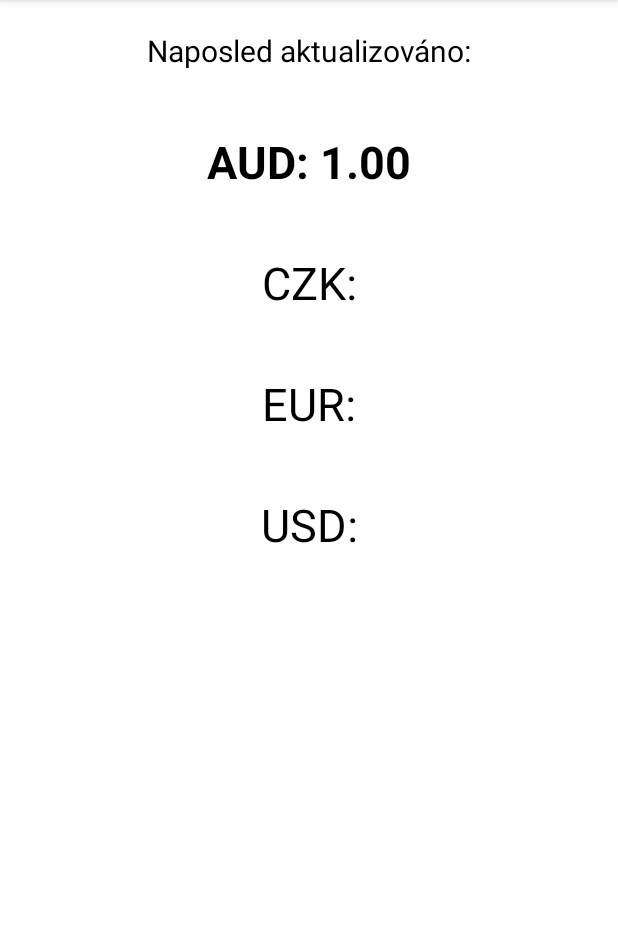
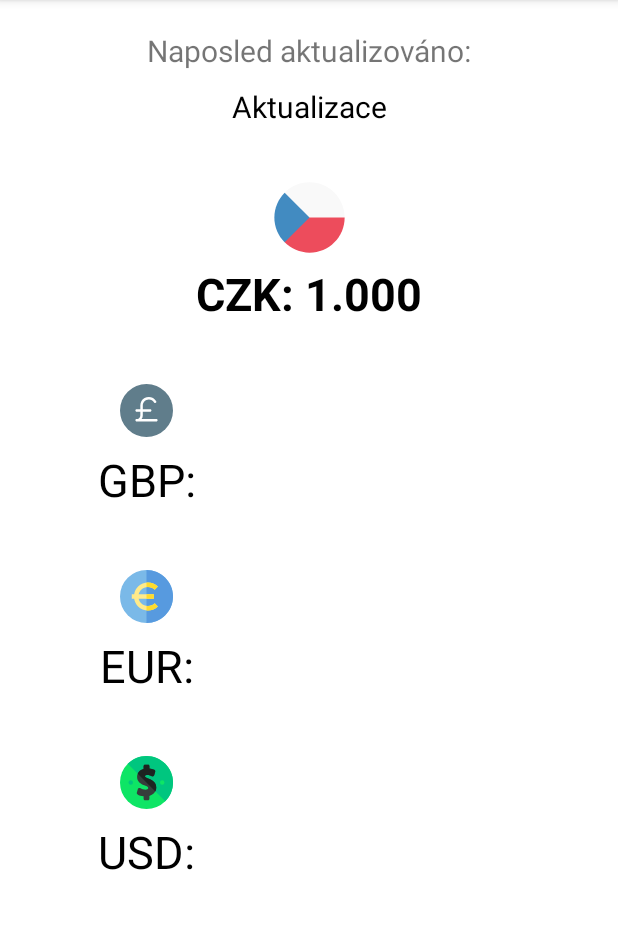
Before and after one commit to Iniesta-sys/AK7MT_Project, an Android app: the MainActivityCurrency screen opened directly, with no data from a screen before it, on a phone screen of 412 x 824 dp, the part 84-1013 px from its top. Run offline under Robolectric (Android 15) with nearby library versions, the phone set to English and light mode, and no system bars; network calls fail.

Commit message:
Úpravy pro běh první stránky a české koruny

```diff
--- a/app/src/main/java/cz/utb/fai/project_ak7mt_v2/Currency.kt
+++ b/app/src/main/java/cz/utb/fai/project_ak7mt_v2/Currency.kt
@@ -1,8 +1,8 @@
 package cz.utb.fai.project_ak7mt_v2
 
 class Currency(
-    var USD: Double,
+    var GBP: Double,
     var EUR: Double,
-    var CZK: Double
+    var USD: Double
 
 )
--- a/app/src/main/java/cz/utb/fai/project_ak7mt_v2/MainCurrency.kt
+++ b/app/src/main/java/cz/utb/fai/project_ak7mt_v2/MainCurrency.kt
@@ -53,9 +53,9 @@ class MainActivityCurrency : AppCompatActivity()
         runOnUiThread{
             kotlin.run {
                 binding.lastUpdate.text = request.time_last_update_utc
-                binding.czk.text = String.format("CZK:  %.2f", request.rates.CZK)
-                binding.eur.text = String.format("EUR:  %.2f", request.rates.EUR)
-                binding.usd.text = String.format("USD:  %.2f", request.rates.USD)
+                binding.gbp.text = String.format("GBP:  %.3f", request.rates.GBP)
+                binding.eur.text = String.format("EUR:  %.3f", request.rates.EUR)
+                binding.usd.text = String.format("USD:  %.3f", request.rates.USD)
             }
 
         }
--- /dev/null
+++ b/app/src/main/res/drawable/dollar_symbol_svgrepo_com.xml
@@ -0,0 +1,24 @@
+<vector xmlns:android="http://schemas.android.com/apk/res/android"
+    android:width="800dp"
+    android:height="800dp"
+    android:viewportWidth="504.12"
+    android:viewportHeight="504.12">
+  <path
+      android:pathData="M252.06,252.06m-252.06,0a252.06,252.06 0,1 1,504.12 0a252.06,252.06 0,1 1,-504.12 0"
+      android:fillColor="#0EE565"/>
+  <path
+      android:pathData="M73.83,73.82c98.43,-98.43 258.03,-98.43 356.46,0c98.44,98.44 98.45,258.03 0,356.48"
+      android:fillColor="#00C67F"/>
+  <path
+      android:pathData="M274.36,216.91c-30.59,-12.25 -36.71,-18.13 -36.71,-23.63c0,-10.41 13.41,-11.97 21.42,-11.97c20.67,0 34.27,6.36 43.29,10.56l2.19,1.03c3.87,1.77 8.29,1.76 12.13,0.02c3.84,-1.77 6.75,-5.1 7.95,-9.17l10.25,-34.9c1.98,-6.77 -2.92,-13.98 -9.22,-17.16c-13.63,-6.8 -30.27,-11.1 -46.03,-13V96.99c0,-8.06 -3.02,-14.28 -11.07,-14.28h-31.09c-8.06,0 -12.97,6.22 -12.97,14.28v25.6c-39.38,10.97 -61.86,39.76 -61.86,76c0,48.18 39.8,68.91 74.78,81.57c31.75,11.59 31.56,20.37 31.56,24.6c0,11.34 -13.9,15.37 -25.72,15.37c-17.07,0 -35.99,-5.34 -51.79,-14.66c-3.9,-2.29 -8.66,-2.68 -12.84,-0.99c-4.18,1.68 -7.39,5.18 -8.63,9.52l-10.24,35.64c-1.75,6.11 2.6,12.64 7.87,16.16c13.48,8.99 33.24,15.55 56.87,18.07v23.26c0,8.07 4.75,14.29 12.8,14.29h29c8.05,0 13.34,-6.22 13.34,-14.28v-27.34c39.38,-10.83 64.71,-40.87 64.71,-79.2C344.34,249.87 307.05,229.18 274.36,216.91z"
+      android:fillColor="#363D3B"/>
+  <path
+      android:pathData="M274.36,216.91c-30.59,-12.25 -36.71,-18.13 -36.71,-23.63c0,-10.41 13.41,-11.97 21.42,-11.97c20.67,0 34.27,6.36 43.29,10.56l2.19,1.03c3.87,1.77 8.29,1.76 12.13,0.02c3.84,-1.77 6.75,-5.1 7.95,-9.17l10.25,-34.9c1.98,-6.77 -2.92,-13.98 -9.22,-17.16c-13.63,-6.8 -30.27,-11.1 -46.03,-13V96.99c0,-8.06 -3.02,-14.28 -11.07,-14.28h-31.09c-8.06,0 -12.97,6.22 -12.97,14.28v25.6c-31.51,7.66 -46.28,23.99 -55.62,45.47l168.11,168.53c5.4,-10.74 8.17,-22.87 8.17,-35.99C345.15,249.87 307.05,229.18 274.36,216.91z"
+      android:fillColor="#1D2321"/>
+  <path
+      android:pathData="M102.4,252.07m-21,0a21,21 0,1 1,42 0a21,21 0,1 1,-42 0"
+      android:fillColor="#00C67F"/>
+  <path
+      android:pathData="M401.72,252.07m-21,0a21,21 0,1 1,42 0a21,21 0,1 1,-42 0"
+      android:fillColor="#0EE565"/>
+</vector>
--- /dev/null
+++ b/app/src/main/res/drawable/euro_svgrepo_com.xml
@@ -0,0 +1,24 @@
+<vector xmlns:android="http://schemas.android.com/apk/res/android"
+    android:width="512dp"
+    android:height="512dp"
+    android:viewportWidth="512"
+    android:viewportHeight="512">
+  <path
+      android:pathData="M256,256m-256,0a256,256 0,1 1,512 0a256,256 0,1 1,-512 0"
+      android:fillColor="#7AB9E8"/>
+  <path
+      android:pathData="M256,0v512c141.38,0 256,-114.61 256,-256S397.39,0 256,0z"
+      android:fillColor="#579ADF"/>
+  <path
+      android:pathData="M270.22,348.44c-24.69,0 -47.91,-9.62 -65.37,-27.08c-12.57,-12.57 -20.74,-27.89 -24.54,-44.03h146.81v-42.67H180.31c3.8,-16.15 11.98,-31.47 24.54,-44.03c36.04,-36.04 94.69,-36.04 130.74,0l30.17,-30.17c-52.68,-52.68 -138.4,-52.68 -191.08,0c-20.91,20.91 -33.49,47.02 -37.8,74.2h-23.11v42.67h23.11c4.31,27.18 16.89,53.3 37.8,74.2c25.52,25.52 59.45,39.57 95.54,39.57c0,0 -0,0 0,0c36.09,0 70.02,-14.06 95.54,-39.57l-30.17,-30.17C318.13,338.83 294.92,348.44 270.22,348.44z"
+      android:fillColor="#FFEA8A"/>
+  <path
+      android:pathData="M335.59,190.63l30.17,-30.17c-29.96,-29.95 -70.59,-42.85 -109.76,-38.74v42.99C284.16,160.36 313.95,168.99 335.59,190.63z"
+      android:fillColor="#FFDB2D"/>
+  <path
+      android:pathData="M256,234.67h71.11v42.67h-71.11z"
+      android:fillColor="#FFDB2D"/>
+  <path
+      android:pathData="M270.22,348.44c-4.81,0 -9.56,-0.38 -14.22,-1.09v43.02c4.7,0.49 9.44,0.74 14.22,0.74c0,0 -0,0 0,0c36.09,0 70.02,-14.06 95.54,-39.57l-30.17,-30.17C318.13,338.83 294.92,348.44 270.22,348.44z"
+      android:fillColor="#FFDB2D"/>
+</vector>
--- /dev/null
+++ b/app/src/main/res/drawable/flag_for_czechia_svgrepo_com.xml
@@ -0,0 +1,15 @@
+<vector xmlns:android="http://schemas.android.com/apk/res/android"
+    android:width="800dp"
+    android:height="800dp"
+    android:viewportWidth="64"
+    android:viewportHeight="64">
+  <path
+      android:pathData="M10.8,10.8V32H62C62,15.4 48.6,2 32,2c-8.3,0 -15.8,3.4 -21.2,8.8"
+      android:fillColor="#f9f9f9"/>
+  <path
+      android:pathData="M10.8,32v21.2C16.2,58.6 23.7,62 32,62c16.6,0 30,-13.4 30,-30H10.8"
+      android:fillColor="#ed4c5c"/>
+  <path
+      android:pathData="M10.8,10.8C5.4,16.2 2,23.7 2,32s3.4,15.8 8.8,21.2L32,32L10.8,10.8z"
+      android:fillColor="#428bc1"/>
+</vector>
--- /dev/null
+++ b/app/src/main/res/drawable/pound_svgrepo_com.xml
@@ -0,0 +1,12 @@
+<vector xmlns:android="http://schemas.android.com/apk/res/android"
+    android:width="800dp"
+    android:height="800dp"
+    android:viewportWidth="1024"
+    android:viewportHeight="1024">
+  <path
+      android:pathData="M512,512m-512,0a512,512 0,1 1,1024 0a512,512 0,1 1,-1024 0"
+      android:fillColor="#607d8b"/>
+  <path
+      android:pathData="M702.7,678.6H416.6c15.6,-20.6 24,-45.7 23.8,-71.5v-71.5h143.1c13.2,0 23.8,-10.7 23.8,-23.8 0,-13.2 -10.7,-23.8 -23.8,-23.8h-143v-74.1c-0.1,-64.4 52.1,-116.6 116.5,-116.7 41.8,0 80.4,22.3 101.2,58.5 6.6,11.4 21.2,15.2 32.6,8.6h0.1c11.4,-6.5 15.3,-21 8.8,-32.4 -45.6,-78.6 -146.2,-105.4 -224.8,-59.9 -50.6,29.3 -81.9,83.4 -82,141.9V488h-71.5c-13.2,0 -23.8,10.7 -23.8,23.8 0,13.2 10.7,23.8 23.8,23.8h71.5v71.5c0,39.5 -32,71.5 -71.5,71.5 -13.2,0 -23.8,10.7 -23.8,23.8s10.7,23.8 23.8,23.8h381.5c13.2,0 23.8,-10.7 23.8,-23.8s-10.8,-23.8 -24,-23.8z"
+      android:fillColor="#fff"/>
+</vector>
--- a/app/src/main/res/layout/activity_main.xml
+++ b/app/src/main/res/layout/activity_main.xml
@@ -8,27 +8,76 @@
 
 
     <TextView
+        android:id="@+id/test_text"
         android:layout_width="wrap_content"
         android:layout_height="wrap_content"
-        android:text="Test"
+        android:layout_marginTop="50dp"
+        android:text="Kurzovní přehled"
         android:textColor="@color/black"
-        android:id="@+id/test_text"
         android:textSize="25dp"
-        app:layout_constraintBottom_toBottomOf="parent"
         app:layout_constraintEnd_toEndOf="parent"
         app:layout_constraintStart_toStartOf="parent"
         app:layout_constraintTop_toTopOf="parent" />
 
     <Button
         android:id="@+id/second_act_btn"
-        android:layout_width="wrap_content"
-        android:layout_height="wrap_content"
+        android:layout_width="250dp"
+        android:layout_height="80dp"
         android:layout_marginTop="40dp"
-        android:text="Currency"
+        android:backgroundTint="@android:color/darker_gray"
+        android:text="Koruna česká"
+        app:barrierAllowsGoneWidgets="false"
         app:layout_constraintEnd_toEndOf="parent"
         app:layout_constraintStart_toStartOf="parent"
         app:layout_constraintTop_toBottomOf="@id/test_text" />
 
+    <Button
+        android:id="@+id/third_act_btn"
+        android:layout_width="250dp"
+        android:layout_height="80dp"
+        android:layout_marginTop="40dp"
+        android:backgroundTint="@android:color/darker_gray"
+        android:text="britská libra"
+        app:layout_constraintEnd_toEndOf="parent"
+        app:layout_constraintStart_toStartOf="parent"
+        app:layout_constraintTop_toBottomOf="@id/second_act_btn" />
+
+    <Button
+        android:id="@+id/fourth_act_btn"
+        android:layout_width="250dp"
+        android:layout_height="80dp"
+        android:layout_marginTop="40dp"
+        android:backgroundTint="@android:color/darker_gray"
+        android:text="euro"
+        app:layout_constraintEnd_toEndOf="parent"
+        app:layout_constraintStart_toStartOf="parent"
+        app:layout_constraintTop_toBottomOf="@+id/third_act_btn" />
+
+    <Button
+        android:id="@+id/five_act_btn"
+        android:layout_width="250dp"
+        android:layout_height="80dp"
+        android:layout_marginTop="40dp"
+        android:backgroundTint="@android:color/darker_gray"
+        android:text="Americký dolar"
+        app:layout_constraintEnd_toEndOf="parent"
+        app:layout_constraintStart_toStartOf="parent"
+        app:layout_constraintTop_toBottomOf="@+id/fourth_act_btn" />
+
+    <TextView
+        android:id="@+id/projekt_odznak"
+        android:layout_width="120dp"
+        android:layout_height="wrap_content"
+        android:layout_marginEnd="20dp"
+        android:layout_marginBottom="20dp"
+        android:text="Projekt AK7MT Adam Vrbík"
+        android:textAllCaps="false"
+        android:textColor="@color/black"
+        android:textIsSelectable="false"
+        android:textSize="15dp"
+        android:typeface="serif"
+        app:layout_constraintBottom_toBottomOf="parent"
+        app:layout_constraintEnd_toEndOf="parent" />
 
 
 </androidx.constraintlayout.widget.ConstraintLayout>
--- a/app/src/main/res/layout/activity_main_currency.xml
+++ b/app/src/main/res/layout/activity_main_currency.xml
@@ -1,48 +1,91 @@
 <?xml version="1.0" encoding="utf-8"?>
-<androidx.constraintlayout.widget.ConstraintLayout
-    xmlns:android="http://schemas.android.com/apk/res/android"
+<androidx.constraintlayout.widget.ConstraintLayout xmlns:android="http://schemas.android.com/apk/res/android"
+    xmlns:app="http://schemas.android.com/apk/res-auto"
     xmlns:tools="http://schemas.android.com/tools"
-    xmlns:app="http://schemas.android.com/apk/res-auto"
     android:layout_width="match_parent"
     android:layout_height="match_parent"
     tools:context=".MainActivityCurrency">
+
+    <TextView
+        android:id="@+id/aktual"
+        android:layout_width="wrap_content"
+        android:layout_height="wrap_content"
+        android:layout_marginTop="20dp"
+        android:text="Naposled aktualizováno:"
+        android:textSize="20dp"
+        app:layout_constraintBottom_toTopOf="@+id/lastUpdate"
+        app:layout_constraintEnd_toEndOf="parent"
+        app:layout_constraintStart_toStartOf="parent"
+        app:layout_constraintTop_toTopOf="parent" />
+
     <TextView
         android:id="@+id/lastUpdate"
         android:layout_width="wrap_content"
         android:layout_height="wrap_content"
-        android:text="Naposled aktualizováno:"
+        android:layout_marginTop="10dp"
+        android:text="Aktualizace"
         android:textColor="@color/black"
         android:textSize="20dp"
-        android:layout_marginTop="20dp"
+        app:layout_constraintEnd_toEndOf="parent"
         app:layout_constraintStart_toStartOf="parent"
+        app:layout_constraintTop_toBottomOf="@id/aktual" />
+
+
+    <ImageView
+        android:id="@+id/czicon"
+        android:layout_width="50dp"
+        android:layout_height="50dp"
+        android:layout_marginTop="35dp"
         app:layout_constraintEnd_toEndOf="parent"
-        app:layout_constraintTop_toTopOf="parent" />
+        app:layout_constraintStart_toStartOf="parent"
+        app:layout_constraintTop_toBottomOf="@id/lastUpdate"
+        app:srcCompat="@drawable/flag_for_czechia_svgrepo_com" />
 
     <TextView
         android:id="@+id/baseCurrency"
         android:layout_width="wrap_content"
         android:layout_height="wrap_content"
+        android:layout_marginTop="5dp"
         android:text="@string/base_currency"
         android:textColor="@color/black"
         android:textSize="30dp"
         android:textStyle="bold"
+        app:layout_constraintEnd_toEndOf="parent"
+        app:layout_constraintStart_toStartOf="parent"
+        app:layout_constraintTop_toBottomOf="@id/czicon" />
+
+
+    <ImageView
+        android:id="@+id/gbpicon"
+        android:layout_width="35dp"
+        android:layout_height="35dp"
+        android:layout_marginStart="80dp"
         android:layout_marginTop="40dp"
         app:layout_constraintStart_toStartOf="parent"
-        app:layout_constraintEnd_toEndOf="parent"
-        app:layout_constraintTop_toBottomOf= "@id/lastUpdate" />
-
+        app:layout_constraintTop_toBottomOf="@id/baseCurrency"
+        app:srcCompat="@drawable/pound_svgrepo_com" />
 
     <TextView
-        android:id="@+id/czk"
+        android:id="@+id/gbp"
         android:layout_width="wrap_content"
         android:layout_height="wrap_content"
-        android:text="@string/czk"
+        android:layout_marginTop="8dp"
+        android:text="@string/gbp"
         android:textColor="@color/black"
         android:textSize="30dp"
+        app:layout_constraintEnd_toEndOf="@+id/gbpicon"
+        app:layout_constraintStart_toStartOf="@+id/gbpicon"
+        app:layout_constraintTop_toBottomOf="@id/gbpicon" />
+
+    <ImageView
+        android:id="@+id/euricon"
+        android:layout_width="35dp"
+        android:layout_height="35dp"
+        android:layout_marginStart="80dp"
         android:layout_marginTop="40dp"
         app:layout_constraintStart_toStartOf="parent"
-        app:layout_constraintEnd_toEndOf="parent"
-        app:layout_constraintTop_toBottomOf= "@id/baseCurrency" />
+        app:layout_constraintTop_toBottomOf="@id/gbp"
+        app:srcCompat="@drawable/euro_svgrepo_com" />
 
     <TextView
         android:id="@+id/eur"
@@ -51,26 +94,34 @@
         android:text="@string/eur"
         android:textColor="@color/black"
         android:textSize="30dp"
+        android:layout_marginTop="8dp"
+        app:layout_constraintEnd_toEndOf="@+id/euricon"
+        app:layout_constraintStart_toStartOf="@+id/euricon"
+        app:layout_constraintTop_toBottomOf="@id/euricon"/>
+
+    <ImageView
+        android:id="@+id/usdicon"
+        android:layout_width="35dp"
+        android:layout_height="35dp"
+        android:layout_marginStart="80dp"
         android:layout_marginTop="40dp"
         app:layout_constraintStart_toStartOf="parent"
-        app:layout_constraintEnd_toEndOf="parent"
-        app:layout_constraintTop_toBottomOf= "@id/czk" />
+        app:layout_constraintTop_toBottomOf="@id/eur"
+
+
+        app:srcCompat="@drawable/dollar_symbol_svgrepo_com" />
 
     <TextView
         android:id="@+id/usd"
         android:layout_width="wrap_content"
         android:layout_height="wrap_content"
+        android:layout_marginTop="8dp"
         android:text="@string/usd"
         android:textColor="@color/black"
         android:textSize="30dp"
-        android:layout_marginTop="40dp"
-        app:layout_constraintStart_toStartOf="parent"
-        app:layout_constraintEnd_toEndOf="parent"
-        app:layout_constraintTop_toBottomOf= "@id/eur" />
-
-
-
-
+        app:layout_constraintEnd_toEndOf="@+id/usdicon"
+        app:layout_constraintStart_toStartOf="@+id/usdicon"
+        app:layout_constraintTop_toBottomOf="@+id/usdicon" />
 
 
 </androidx.constraintlayout.widget.ConstraintLayout>
--- a/app/src/main/res/values/strings.xml
+++ b/app/src/main/res/values/strings.xml
@@ -1,8 +1,9 @@
 <resources>
     <string name="app_name">Project_AK7MT_v2</string>
-    <string name="aud_1_00">AUD: 1.00</string>
-    <string name="base_currency">AUD: 1.00</string>
+    <string name="czk_1_000">CZK: 1.000</string>
+    <string name="base_currency">CZK: 1.000</string>
     <string name="czk">CZK:</string>
     <string name="eur">EUR:</string>
     <string name="usd">USD:</string>
+    <string name="gbp">GBP:</string>
 </resources>
```
Also changed, not shown: 4 other files.
